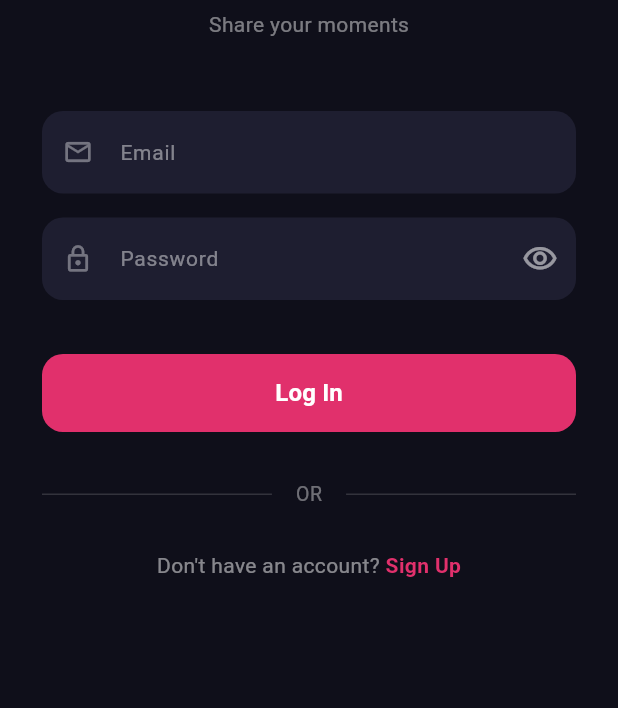
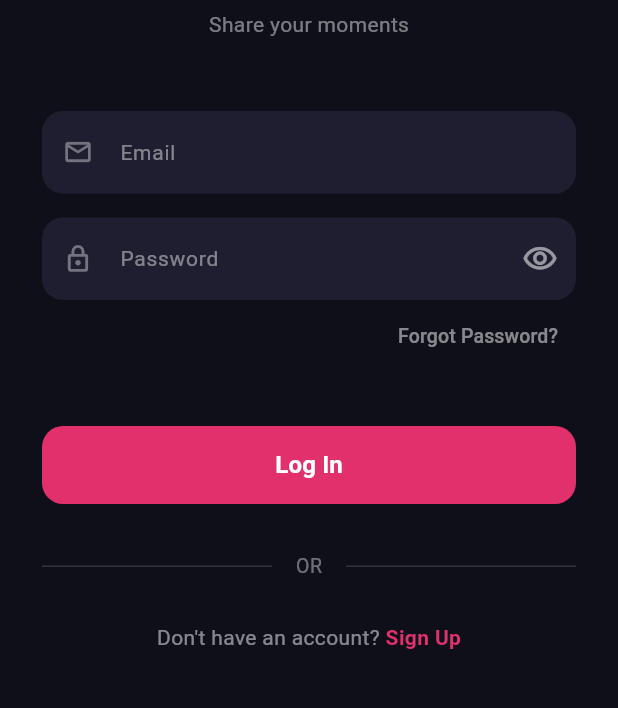
Before and after one commit to KartikSaini267/snapshare, a Flutter app: the screen it shows after launch, on a phone screen of 412 x 824 dp, the part 312-1020 px from its top. Run offline on Flutter 3.47's test engine with Material 3 defaults, Android fonts, the phone set to English and light mode, and no system bars; our stand-ins replace cloud_firestore, firebase_auth, firebase_core, image_picker; accounts and stored records are empty; generated files the repository leaves out were written again.

Commit message:
Add forgot password feature, README and screenshorts

```diff
--- a/lib/screens/auth/login_screen.dart
+++ b/lib/screens/auth/login_screen.dart
@@ -1,6 +1,7 @@
 import 'package:flutter/material.dart';
 import '../../services/auth_service.dart';
 import 'signup_screen.dart';
+import 'package:firebase_auth/firebase_auth.dart';
 
 class LoginScreen extends StatefulWidget {
   const LoginScreen({super.key});
@@ -77,6 +78,40 @@ class _LoginScreenState extends State<LoginScreen> {
                   onPressed: () => setState(() => _passwordVisible = !_passwordVisible),
                 ),
               ),
+              Align(
+                alignment: Alignment.centerRight,
+                child: TextButton(
+                  onPressed: () async {
+                    if (_emailController.text.trim().isEmpty) {
+                      setState(() => _errorMessage = 'Enter your email first.');
+                      return;
+                    }
+                    try {
+                      await FirebaseAuth.instance.sendPasswordResetEmail(
+                        email: _emailController.text.trim(),
+                      );
+                      setState(() => _errorMessage = '');
+                      ScaffoldMessenger.of(context).showSnackBar(
+                        const SnackBar(
+                          content: Text('Password reset email sent!'),
+                          backgroundColor: Color(0xFFE1306C),
+                          behavior: SnackBarBehavior.floating,
+                        ),
+                      );
+                    } catch (e) {
+                      setState(() => _errorMessage = 'Could not send reset email.');
+                    }
+                  },
+                  child: Text(
+                    'Forgot Password?',
+                   style: TextStyle(
+                     color: Colors.white.withOpacity(0.5),
+                     fontSize: 13,
+                    ),
+                  ),
+                ),
+              ),
+
               const SizedBox(height: 12),
               if (_errorMessage.isNotEmpty) _buildError(_errorMessage),
               const SizedBox(height: 24),
```
Also changed, not shown: 6 other files.
